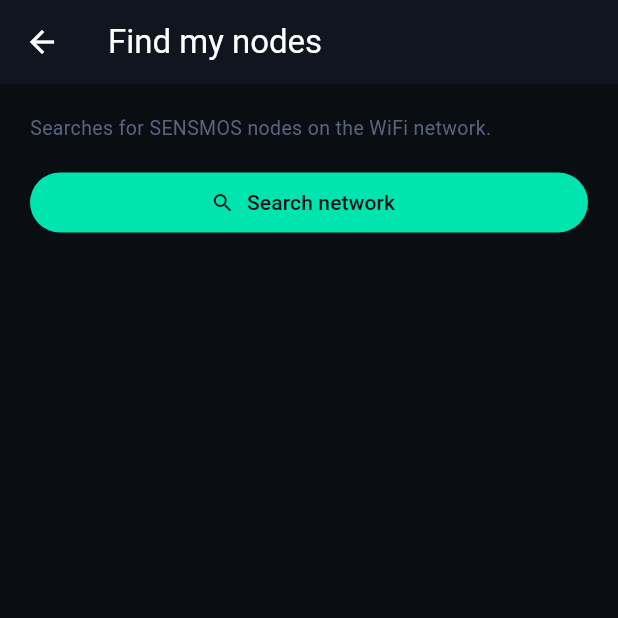
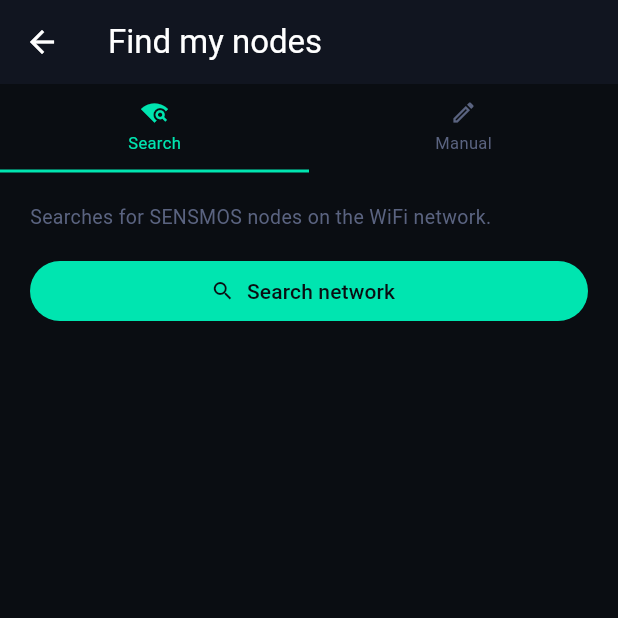
Before and after one commit to Galusz/sensmos-app, a Flutter app: the screen it shows after launch, after a tap on "Find my nodes on WiFi", on a phone screen of 412 x 824 dp, the top half of it. Run offline on Flutter 3.47's test engine with Material 3 defaults, Android fonts, the phone set to English and light mode, and no system bars; our stand-ins replace equatable, firebase_core, firebase_messaging, flutter_bloc, flutter_blue_plus, flutter_secure_storage and 4 more; missing offline and left inert: pointycastle, web3dart; accounts and stored records are empty.

Commit message:
v1.2.3: split add-node entry points; back arrow on Nodes screen
- 'Add node' (welcome) = BLE onboarding only (creates/recovers wallet), no Search/Manual tabs.
- 'Find my nodes' (welcome) = Search + Manual tabs (attach existing node, no wallet creation).
- Nodes screen now shows a back arrow.

```diff
--- a/lib/screens/node/node_manager_screen.dart
+++ b/lib/screens/node/node_manager_screen.dart
@@ -13,10 +13,11 @@
 import '../../l10n.dart';
 
 class NodeManagerScreen extends StatefulWidget {
-  const NodeManagerScreen({super.key, this.popOnActivate = false, this.initialTab, this.lanOnly = false});
+  const NodeManagerScreen({super.key, this.popOnActivate = false,
+      this.addOnly = false, this.existingOnly = false});
   final bool popOnActivate;
-  final int? initialTab;   // 0=Dodaj 1=Szukaj 2=Ręcznie (z ekranu welcome)
-  final bool lanOnly;      // wejscie 'Wyszukaj moje nody w WiFi' — tylko skan LAN, bez zakladek/BT
+  final bool addOnly;       // 'Dodaj node' — tylko BLE onboarding (tworzy/odzyskuje portfel), bez zakladek
+  final bool existingOnly;  // 'Wyszukaj moje nody' — istniejacy node: Szukaj + Recznie (bez BLE-add)
   @override State<NodeManagerScreen> createState() => _NodeManagerScreenState();
 }
 
@@ -29,7 +30,7 @@
 }
 
 class _NodeManagerScreenState extends State<NodeManagerScreen> {
-  late _Tab _tab = _Tab.values[widget.initialTab ?? 0];
+  late _Tab _tab = widget.existingOnly ? _Tab.search : _Tab.add;
   bool    _busy    = false;
   String  _status  = '';
   String? _error;
@@ -61,10 +62,11 @@
   @override
   Widget build(BuildContext context) {
     return Scaffold(
-      appBar: AppBar(title: Text(tr(widget.lanOnly ? 'Wyszukaj moje nody' : 'Nody')),
-          automaticallyImplyLeading: widget.lanOnly),
+      appBar: AppBar(
+          title: Text(tr(widget.existingOnly ? 'Wyszukaj moje nody'
+              : widget.addOnly ? 'Dodaj node' : 'Nody'))),
       body: Column(children: [
-        if (!widget.lanOnly) _buildTabs(),
+        if (!widget.addOnly) _buildTabs(),
         Expanded(child: SingleChildScrollView(
           padding: const EdgeInsets.all(20),
           child: switch (_tab) {
@@ -77,11 +79,16 @@
     );
   }
 
-  Widget _buildTabs() => Row(children: [
-    _tabBtn(Icons.add_circle_outline, tr('Dodaj'), _Tab.add),
-    _tabBtn(Icons.wifi_find,     tr('Szukaj'),  _Tab.search),
-    _tabBtn(Icons.edit_outlined, tr('Ręcznie'), _Tab.manual),
-  ]);
+  Widget _buildTabs() => Row(children: widget.existingOnly
+    ? [
+        _tabBtn(Icons.wifi_find,     tr('Szukaj'),  _Tab.search),
+        _tabBtn(Icons.edit_outlined, tr('Ręcznie'), _Tab.manual),
+      ]
+    : [
+        _tabBtn(Icons.add_circle_outline, tr('Dodaj'), _Tab.add),
+        _tabBtn(Icons.wifi_find,     tr('Szukaj'),  _Tab.search),
+        _tabBtn(Icons.edit_outlined, tr('Ręcznie'), _Tab.manual),
+      ]);
 
   Widget _tabBtn(IconData icon, String label, _Tab t) => Expanded(
     child: GestureDetector(
--- a/lib/screens/onboarding/onboarding_screen.dart
+++ b/lib/screens/onboarding/onboarding_screen.dart
@@ -12,9 +12,14 @@
 class OnboardingScreen extends StatelessWidget {
   const OnboardingScreen({super.key});
 
-  void _openNodeManager(BuildContext context, int tab) {
+  void _addNew(BuildContext context) {
     Navigator.push(context, MaterialPageRoute(
-        builder: (_) => NodeManagerScreen(initialTab: tab, lanOnly: tab == 1)));
+        builder: (_) => const NodeManagerScreen(addOnly: true)));
+  }
+
+  void _findExisting(BuildContext context) {
+    Navigator.push(context, MaterialPageRoute(
+        builder: (_) => const NodeManagerScreen(existingOnly: true)));
   }
 
   Future<void> _importWallet(BuildContext context) async {
@@ -91,7 +96,7 @@
               SizedBox(
                 width: double.infinity,
                 child: FilledButton.icon(
-                  onPressed: () => _openNodeManager(context, 0),
+                  onPressed: () => _addNew(context),
                   style: FilledButton.styleFrom(
                     backgroundColor: AppTheme.teal,
                     foregroundColor: AppTheme.bg,
@@ -119,7 +124,7 @@
               _secondary(
                 icon: Icons.wifi_find,
                 label: tr('Wyszukaj moje nody w sieci WiFi'),
-                onTap: () => _openNodeManager(context, 1),
+                onTap: () => _findExisting(context),
               ),
               const SizedBox(height: 12),
               _secondary(
--- a/lib/screens/settings/settings_screen.dart
+++ b/lib/screens/settings/settings_screen.dart
@@ -42,7 +42,7 @@
             ListTile(
               leading: const Icon(Icons.info_outline, color: AppTheme.muted),
               title: Text(tr('Wersja'), style: const TextStyle(color: AppTheme.text)),
-              trailing: const Text('1.2.2',
+              trailing: const Text('1.2.3',
                   style: TextStyle(color: AppTheme.muted, fontSize: 13)),
             ),
             const Divider(color: AppTheme.border, height: 1),
--- a/pubspec.yaml
+++ b/pubspec.yaml
@@ -1,7 +1,7 @@
 name: sensmos_app
 description: SENSMOS — sieć inteligentnych czujników
 publish_to: 'none'
-version: 1.2.2+14
+version: 1.2.3+15
 
 environment:
   sdk: '>=3.0.0 <4.0.0'
```
